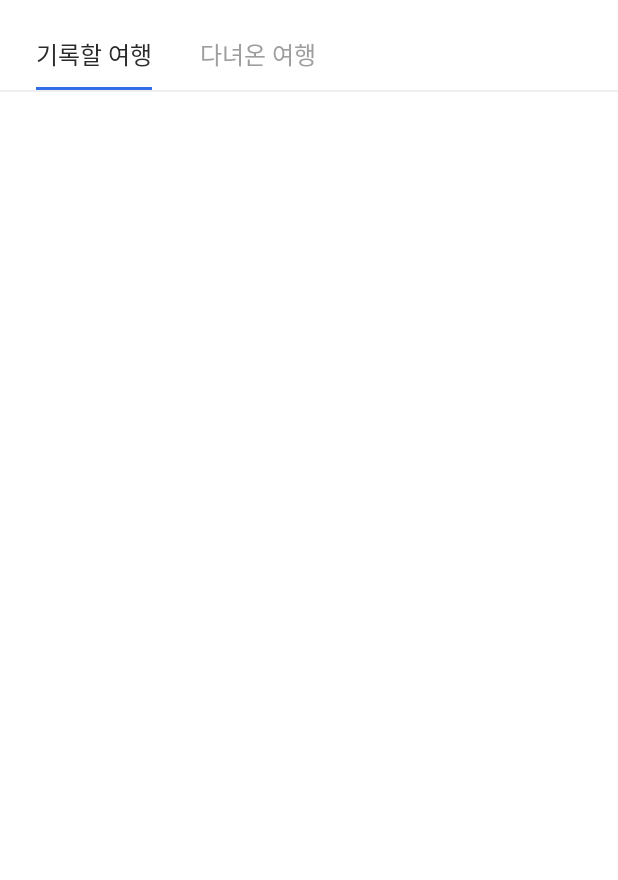
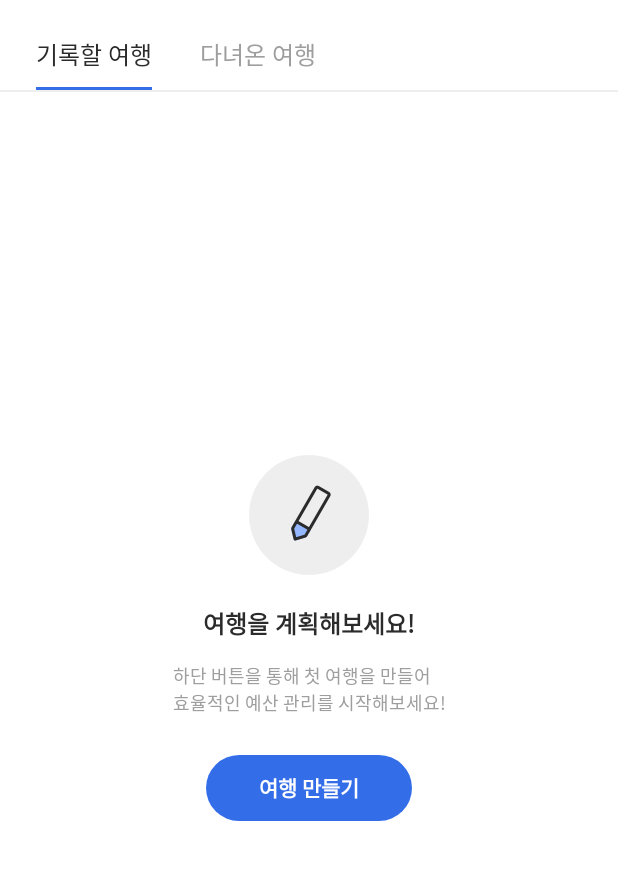
Before and after one commit to Nexters/travel-budget-android, an Android app: the RecordingTravelFragment screen opened directly, with no data from a screen before it, on a phone screen of 412 x 824 dp, the part 54-934 px from its top. Run offline under Robolectric (Android 15) with nearby library versions, the phone set to English and light mode, and no system bars; our stand-ins replace RxJava, data binding; libraries missing offline, so code that uses them is left out: com.kakao.auth, com.kakao.usermgmt; network calls fail; 1 statement that could not run was skipped.

Commit message:
기록할 여행 데이터 조회시 데이터가 없는 경우 로직 및 디자인 작업

```diff
--- a/app/src/main/java/com/nexters/travelbudget/ui/main/MainViewModel.kt
+++ b/app/src/main/java/com/nexters/travelbudget/ui/main/MainViewModel.kt
@@ -1,25 +1,50 @@
 package com.nexters.travelbudget.ui.main
 
 import android.util.Log
+import android.widget.Toast
+import androidx.lifecycle.MutableLiveData
 import com.nexters.travelbudget.data.remote.model.response.TripRecordResponse
 import com.nexters.travelbudget.data.repository.MainTripRecordRepository
 import com.nexters.travelbudget.ui.base.BaseViewModel
 import com.nexters.travelbudget.utils.ext.applySchedulers
+import com.nexters.travelbudget.utils.lifecycle.SingleLiveEvent
 import com.nexters.travelbudget.utils.observer.TripDisposableSingleObserver
 import io.reactivex.rxkotlin.addTo
+import java.util.concurrent.TimeUnit
 
 class MainViewModel(private val mainTripRecordRepository: MainTripRecordRepository) :
     BaseViewModel() {
 
+    private val _isLoading = MutableLiveData<Boolean>(false)
+    val isLoading = _isLoading
+
+    private val _isEmptyList = MutableLiveData<Boolean>(false)
+    val isEmptyList = _isEmptyList
+
+    private val _tripRecordList = MutableLiveData<List<TripRecordResponse>>()
+    val tripRecordList = _tripRecordList
+
+    private val _startCreateRoom = SingleLiveEvent<Unit>()
+    val startCreateRoom = _startCreateRoom
+
     fun getTripRecordData(isComing: Boolean) {
         mainTripRecordRepository.getTripRecordInfo(isComing)
             .applySchedulers()
+            .doOnSubscribe { _isLoading.value = true }
+            .doAfterTerminate { _isLoading.value = false }
+            .doOnSuccess {
+                _isEmptyList.value = it.isEmpty()
+            }
             .subscribeWith(object : TripDisposableSingleObserver<List<TripRecordResponse>>() {
                 override fun onSuccess(result: List<TripRecordResponse>) {
-
+                    _tripRecordList.value = result
                 }
 
             }).addTo(compositeDisposable)
     }
 
+    fun createTripRoom() {
+        _startCreateRoom.call()
+    }
+
 }
--- a/app/src/main/java/com/nexters/travelbudget/ui/main/record/RecordingTravelFragment.kt
+++ b/app/src/main/java/com/nexters/travelbudget/ui/main/record/RecordingTravelFragment.kt
@@ -2,6 +2,8 @@ package com.nexters.travelbudget.ui.main.record
 
 import android.os.Bundle
 import android.view.View
+import android.widget.Toast
+import androidx.lifecycle.Observer
 import androidx.swiperefreshlayout.widget.SwipeRefreshLayout
 import com.nexters.travelbudget.R
 import com.nexters.travelbudget.databinding.FragmentRecordingTravelBinding
@@ -21,9 +23,23 @@ class RecordingTravelFragment :
 
     override val viewModel: MainViewModel by sharedViewModel()
 
+    private var isFirstExecution = true
+
     override fun onViewCreated(view: View, savedInstanceState: Bundle?) {
         super.onViewCreated(view, savedInstanceState)
         setSwipeRefreshLayout()
+
+        viewModel.startCreateRoom.observe(this, Observer {
+            Toast.makeText(context, "여행 만들기", Toast.LENGTH_LONG).show()
+        })
+    }
+
+    override fun onResume() {
+        super.onResume()
+        if (isFirstExecution) {
+            isFirstExecution = false
+            viewModel.getTripRecordData(true)
+        }
     }
 
     private fun setSwipeRefreshLayout() {
--- /dev/null
+++ b/app/src/main/res/drawable/bg_create_room.xml
@@ -0,0 +1,6 @@
+<?xml version="1.0" encoding="utf-8"?>
+<shape xmlns:android="http://schemas.android.com/apk/res/android">
+    <solid android:color="@color/fill_blue" />
+    <corners android:radius="22dp" />
+
+</shape>
--- a/app/src/main/res/layout/fragment_recording_travel.xml
+++ b/app/src/main/res/layout/fragment_recording_travel.xml
@@ -1,9 +1,14 @@
 <?xml version="1.0" encoding="utf-8"?>
 <layout xmlns:android="http://schemas.android.com/apk/res/android"
     xmlns:app="http://schemas.android.com/apk/res-auto"
+    xmlns:bind="http://schemas.android.com/apk/res-auto"
     xmlns:tools="http://schemas.android.com/tools">
 
     <data>
+
+        <variable
+            name="vm"
+            type="com.nexters.travelbudget.ui.main.MainViewModel" />
 
     </data>
 
@@ -18,14 +23,91 @@
             app:layout_constraintBottom_toBottomOf="parent"
             app:layout_constraintEnd_toEndOf="parent"
             app:layout_constraintStart_toStartOf="parent"
-            app:layout_constraintTop_toTopOf="parent">
+            app:layout_constraintTop_toTopOf="parent"
+            app:refreshing="@{vm.isLoading}">
 
-            <androidx.recyclerview.widget.RecyclerView
-                android:id="@+id/rv_recording_travel"
-                android:layout_width="match_parent"
-                android:layout_height="match_parent"
-                android:orientation="vertical"
-                app:layoutManager="androidx.recyclerview.widget.LinearLayoutManager" />
+            <androidx.constraintlayout.widget.ConstraintLayout
+                android:layout_width="0dp"
+                android:layout_height="0dp">
+
+                <androidx.constraintlayout.widget.ConstraintLayout
+                    android:layout_width="0dp"
+                    android:layout_height="wrap_content"
+                    android:visibleIf="@{vm.isEmptyList()}"
+                    app:layout_constraintBottom_toBottomOf="parent"
+                    app:layout_constraintEnd_toEndOf="parent"
+                    app:layout_constraintStart_toStartOf="parent"
+                    app:layout_constraintTop_toTopOf="parent"
+                    app:layout_constraintVertical_bias="0.503">
+
+                    <ImageView
+                        android:id="@+id/iv_create_trip_icon"
+                        android:layout_width="wrap_content"
+                        android:layout_height="wrap_content"
+                        android:src="@drawable/ic_create_trip"
+                        app:layout_constraintEnd_toEndOf="parent"
+                        app:layout_constraintStart_toStartOf="parent"
+                        app:layout_constraintTop_toTopOf="parent" />
+
+                    <TextView
+                        android:id="@+id/tv_recording_trip_empty_data_title"
+                        android:layout_width="wrap_content"
+                        android:layout_height="wrap_content"
+                        android:layout_marginTop="20dp"
+                        android:text="@string/recording_trip_empty_data_title"
+                        android:textColor="@color/fill_grey_1"
+                        android:textSize="@dimen/text_size_16sp"
+                        android:textStyle="bold"
+                        app:layout_constraintEnd_toEndOf="parent"
+                        app:layout_constraintStart_toStartOf="parent"
+                        app:layout_constraintTop_toBottomOf="@+id/iv_create_trip_icon"
+                        tools:text="여행을 계획해보세요!" />
+
+                    <TextView
+                        android:id="@+id/tv_recording_trip_empty_data_content"
+                        android:layout_width="wrap_content"
+                        android:layout_height="wrap_content"
+                        android:layout_marginTop="14dp"
+                        android:text="@string/recording_trip_empty_data_content"
+                        android:textColor="@color/fill_grey_2"
+                        android:textSize="@dimen/text_size_12sp"
+                        app:layout_constraintEnd_toEndOf="parent"
+                        app:layout_constraintStart_toStartOf="parent"
+                        app:layout_constraintTop_toBottomOf="@+id/tv_recording_trip_empty_data_title"
+                        tools:text="하단 버튼을 통해 첫 여행을 만들어\n효율적인 예산 관리를 시작해보세요!" />
+
+                    <Button
+                        android:id="@+id/btn_create_room"
+                        android:layout_width="0dp"
+                        android:layout_height="44dp"
+                        android:layout_marginTop="26dp"
+                        android:background="@drawable/bg_create_room"
+                        android:onClick="@{() -> vm.createTripRoom()}"
+                        android:text="@string/create_trip"
+                        android:textColor="@color/colorWhite"
+                        android:textSize="@dimen/text_size_14sp"
+                        android:textStyle="bold"
+                        app:layout_constraintEnd_toEndOf="parent"
+                        app:layout_constraintStart_toStartOf="parent"
+                        app:layout_constraintTop_toBottomOf="@+id/tv_recording_trip_empty_data_content"
+                        app:layout_constraintWidth_percent="0.333" />
+
+                </androidx.constraintlayout.widget.ConstraintLayout>
+
+                <androidx.recyclerview.widget.RecyclerView
+                    android:id="@+id/rv_recording_travel"
+                    android:layout_width="0dp"
+                    android:layout_height="0dp"
+                    android:invisibleIf="@{vm.tripRecordList.size() == 0}"
+                    android:orientation="vertical"
+                    app:layoutManager="androidx.recyclerview.widget.LinearLayoutManager"
+                    app:layout_constraintBottom_toBottomOf="parent"
+                    app:layout_constraintEnd_toEndOf="parent"
+                    app:layout_constraintStart_toStartOf="parent"
+                    app:layout_constraintTop_toTopOf="parent" />
+
+            </androidx.constraintlayout.widget.ConstraintLayout>
+
 
         </androidx.swiperefreshlayout.widget.SwipeRefreshLayout>
 
--- a/app/src/main/res/values/dimens.xml
+++ b/app/src/main/res/values/dimens.xml
@@ -2,4 +2,8 @@
 <resources>
     <dimen name="toolbar_height">48dp</dimen>
     <dimen name="main_tab_height">50dp</dimen>
+
+    <dimen name="text_size_12sp">12sp</dimen>
+    <dimen name="text_size_14sp">14sp</dimen>
+    <dimen name="text_size_16sp">16sp</dimen>
 </resources>
--- a/app/src/main/res/values/strings.xml
+++ b/app/src/main/res/values/strings.xml
@@ -30,4 +30,10 @@
     <!-- main -->
     <string name="travel_to_record">기록할 여행</string>
     <string name="a_trip">다녀온 여행</string>
+    <string name="recording_trip_empty_data_title">여행을 계획해보세요!</string>
+    <string name="recording_trip_empty_data_content">하단 버튼을 통해 첫 여행을 만들어\n효율적인 예산 관리를 시작해보세요!</string>
+
+
+    <!-- common -->
+    <string name="create_trip">여행 만들기</string>
 </resources>
```
Also changed, not shown: app/src/main/res/drawable-hdpi/ic_create_trip.png (added), app/src/main/res/drawable-mdpi/ic_create_trip.png (added), app/src/main/res/drawable-xhdpi/ic_create_trip.png (added), app/src/main/res/drawable-xxhdpi/ic_create_trip.png (added), app/src/main/res/drawable-xxxhdpi/ic_create_trip.png (added).
